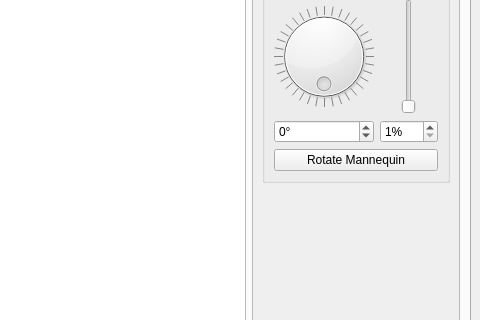
First picture: the form in pc/master/mainwindow.ui, repository plule/pfe-costumes, before the edit; both pictures show x 411 to 891 and y 314 to 634 of the 891 by 789 pixel window.
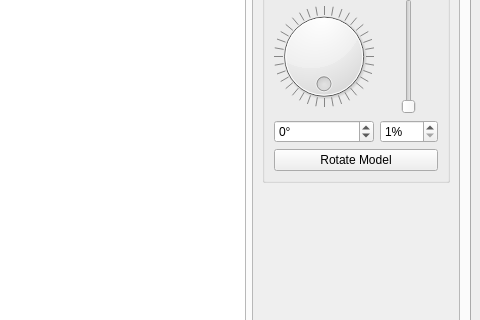
Second picture: the form after the edit. Icons and pictures are not drawn. Custom widgets are drawn as their Qt base class.

Diff of the .ui file:
```diff
--- a/pc/master/mainwindow.ui
+++ b/pc/master/mainwindow.ui
@@ -422,7 +422,7 @@
                  <item>
                   <widget class="QPushButton" name="rotateToViewButton">
                    <property name="text">
-                    <string>Rotate Mannequin</string>
+                    <string>Rotate Model</string>
                    </property>
                   </widget>
                  </item>
```
Left out of the diff: 10 changed lines with no effect on the pictures.
